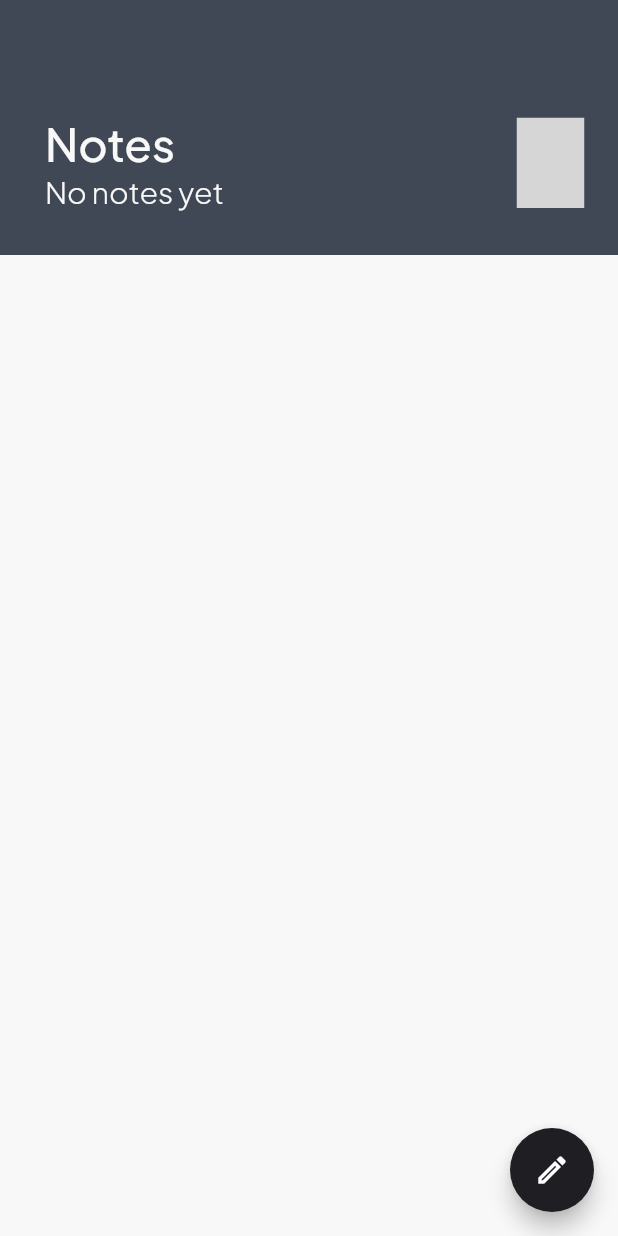
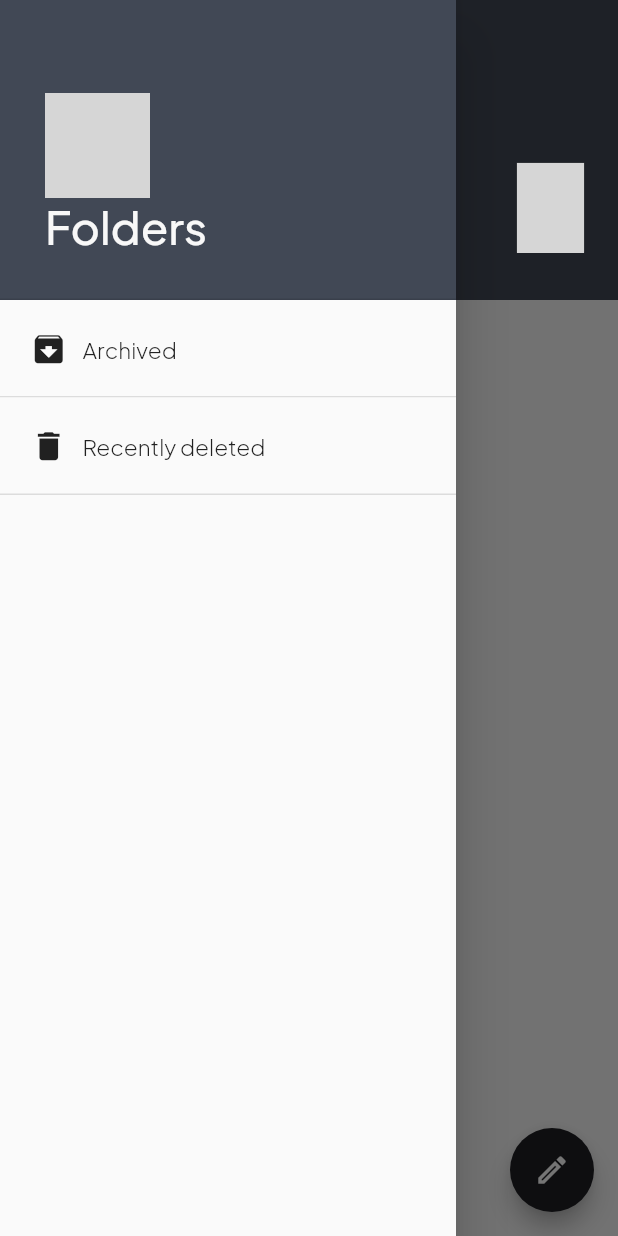
Before and after one commit to wakevro/my-notes-flutter, a Flutter app: the NotesView screen opened directly, with the side drawer open (before the commit the screen has no drawer), on a phone screen of 412 x 824 dp. Run offline on Flutter 3.47's test engine with Material 2 defaults, Android fonts, the light colour scheme and no system bars; our stand-ins replace bloc, cloud_firestore, equatable, firebase_auth, firebase_core, flutter_bloc and 4 more; accounts and stored records are empty; generated files the repository leaves out were written again; network calls fail; grey boxes are pictures that could not be loaded.

Commit message:
Create drawer to contain folders

```diff
--- a/lib/constants/dimensions.dart
+++ b/lib/constants/dimensions.dart
@@ -2,7 +2,7 @@ import 'package:flutter/material.dart';
 
 class Dimension {
   static const EdgeInsets bodyPadding =
-      EdgeInsets.only(left: 30, top: 40, right: 30, bottom: 30);
+      EdgeInsets.only(left: 30, top: 50, right: 30, bottom: 30);
 
   static const EdgeInsets itemPadding =
       EdgeInsets.only(left: 30, top: 15, right: 30, bottom: 15);
--- a/lib/constants/pallete.dart
+++ b/lib/constants/pallete.dart
@@ -6,5 +6,6 @@ class Pallete {
   static const Color darkMidColor = Color.fromRGBO(65, 72, 85, 1);
   static const Color accentColor = Color.fromRGBO(113, 159, 250, 1);
   static const Color whiteColor = Color.fromRGBO(248, 248, 248, 1);
-  static const Color testColor = Color.fromRGBO(13, 93, 50, 1);
+  static const Color redColor = Color.fromRGBO(221, 34, 34, 1);
+  static const Color purpleColor = Color.fromRGBO(102, 31, 143, 1);
 }
--- a/lib/constants/routes.dart
+++ b/lib/constants/routes.dart
@@ -1,3 +1,3 @@
-
-
 const createUpdateNoteRoute = "/notes/new-note";
+const archivedViewRoute = "/notes/archived";
+const deletedViewRoute = "/notes/deleted";
--- /dev/null
+++ b/lib/drawer_head.dart
@@ -0,0 +1,41 @@
+import 'package:flutter/material.dart';
+import 'package:mynotes/constants/dimensions.dart';
+import 'package:mynotes/constants/pallete.dart';
+import 'package:mynotes/constants/text_styling.dart';
+import 'package:mynotes/extensions/buildcontext/loc.dart';
+
+class DrawerHead extends StatefulWidget {
+  const DrawerHead({super.key});
+
+  @override
+  State<DrawerHead> createState() => _DrawerHeadState();
+}
+
+class _DrawerHeadState extends State<DrawerHead> {
+  @override
+  Widget build(BuildContext context) {
+    return Container(
+      color: Pallete.darkMidColor,
+      width: double.infinity,
+      height: 200,
+      padding: Dimension.bodyPadding.copyWith(),
+      margin: const EdgeInsets.only(bottom: 0),
+      child: Column(
+        crossAxisAlignment: CrossAxisAlignment.start,
+        mainAxisAlignment: MainAxisAlignment.end,
+        children: [
+          const Image(
+            image: AssetImage(
+              "assets/images/note.png",
+            ),
+            height: 70,
+          ),
+          Text(
+            context.loc.folders,
+            style: TStyle.heading1.copyWith(color: Pallete.whiteColor),
+          ),
+        ],
+      ),
+    );
+  }
+}
--- /dev/null
+++ b/lib/drawer_item.dart
@@ -0,0 +1,56 @@
+import 'package:flutter/material.dart';
+import 'package:mynotes/constants/text_styling.dart';
+
+
+String tag = "Drawer Item";
+
+class DrawerItem extends StatelessWidget {
+  final IconData iconData;
+  final String iconName;
+  final String route;
+
+  const DrawerItem({
+    super.key,
+    required this.iconData,
+    required this.iconName,
+    required this.route,
+  });
+
+  @override
+  Widget build(BuildContext context) {
+    return Material(
+      child: InkWell(
+        child: Column(
+          children: [
+            Container(
+              padding: const EdgeInsets.symmetric(horizontal: 20, vertical: 20),
+              child: Row(
+                children: [
+                  Icon(
+                    iconData,
+                    size: 25,
+                  ),
+                  const SizedBox(
+                    width: 10,
+                  ),
+                  Text(
+                    iconName,
+                    style: TStyle.bodyExtraSmall,
+                  ),
+                ],
+              ),
+            ),
+            const Divider(
+              thickness: 1,
+              height: 0,
+            ),
+          ],
+        ),
+        onTap: () {
+          // log(route, name: tag);
+          Navigator.of(context).pushNamed(route);
+        },
+      ),
+    );
+  }
+}
--- a/lib/l10n/intl_en.arb
+++ b/lib/l10n/intl_en.arb
@@ -15,6 +15,9 @@
     "share": "Share",
     "empty": "",
     "email": "E-mail",
+    "folders": "Folders",
+    "archived": "Archived",
+    "recently_deleted": "Recently deleted",
     "password": "Password",
     "start_typing_your_note": "Start typing your note",
     "delete_note_prompt": "Are you sure you want to delete this note?",
--- a/lib/l10n/intl_es.arb
+++ b/lib/l10n/intl_es.arb
@@ -13,6 +13,9 @@
     "restart": "Reiniciar",
     "share": "Compartir",
     "empty": "",
+    "folders": "Carpetas",
+    "archived": "Archivado",
+    "recently_deleted": "Eliminado recientemente",
     "welcome_back": "¡Bienvenido de nuevo!",
     "email": "Correo electrónico",
     "password": "Contraseña",
--- a/lib/main.dart
+++ b/lib/main.dart
@@ -4,8 +4,11 @@ import 'package:mynotes/constants/routes.dart';
 import 'package:mynotes/services/auth/bloc/auth_block.dart';
 import 'package:mynotes/services/auth/firebase_auth_provider.dart';
 import 'package:mynotes/views/home/home_view.dart';
+import 'package:mynotes/views/notes/archived_note_view.dart';
+
 import 'package:mynotes/views/notes/create_update_note_view.dart';
 import 'package:flutter_gen/gen_l10n/app_localizations.dart';
+import 'package:mynotes/views/notes/deleted_note_view.dart';
 
 const tag = "HomePage";
 
@@ -25,6 +28,8 @@ void main() {
       ),
       routes: {
         createUpdateNoteRoute: (context) => const CreateUpdateNoteView(),
+        archivedViewRoute: (context) => const ArchivedNoteView(),
+        deletedViewRoute: (context) => const DeletedNoteView()
       },
       debugShowCheckedModeBanner: false,
     ),
--- a/lib/services/cloud/cloud_note.dart
+++ b/lib/services/cloud/cloud_note.dart
@@ -7,22 +7,25 @@ class CloudNote {
   final String documentId;
   final String ownerUserId;
   final String text;
+  final bool archived;
+  final bool deleted;
 
   const CloudNote({
     required this.documentId,
     required this.ownerUserId,
     required this.text,
+    required this.archived,
+    required this.deleted,
   });
 
   CloudNote.fromSnapshot(QueryDocumentSnapshot<Map<String, dynamic>> snapshot)
       : documentId = snapshot.id,
         ownerUserId = snapshot.data()[ownerUserIdFieldName] as String,
-        text = snapshot.data()[textFieldName] as String;
+        text = snapshot.data()[textFieldName] as String,
+        archived = snapshot.data()[archivedFieldName] as bool,
+        deleted = snapshot.data()[deletedFieldName] as bool;
 
   @override
   String toString() =>
-      "Cloud note text: $text, documentId: $documentId, ownerUserId: $ownerUserId\n";
-
-
-
+      "Cloud note text: $text, archived: $archived, deleted: $deleted documentId: $documentId, ownerUserId: $ownerUserId\n";
 }
--- a/lib/services/cloud/cloud_storage_constants.dart
+++ b/lib/services/cloud/cloud_storage_constants.dart
@@ -1,2 +1,4 @@
 const ownerUserIdFieldName = "user_id";
 const textFieldName = "text";
+const archivedFieldName = "archived";
+const deletedFieldName = "deleted";
--- a/lib/services/cloud/firebase_cloud_storage.dart
+++ b/lib/services/cloud/firebase_cloud_storage.dart
@@ -25,12 +25,16 @@ class FirebaseCloudStorage {
     final document = await notes.add({
       ownerUserIdFieldName: ownerUserid,
       textFieldName: "",
+      archivedFieldName: false,
+      deletedFieldName: false,
     });
     final fetchedNote = await document.get();
     return CloudNote(
       documentId: fetchedNote.id,
       ownerUserId: ownerUserid,
       text: "",
+      archived: false,
+      deleted: false,
     );
   }
 
--- a/lib/views/authentication/login/login_view.dart
+++ b/lib/views/authentication/login/login_view.dart
@@ -165,7 +165,7 @@ class _LoginViewState extends State<LoginView> {
                 Center(
                   child: Column(
                     children: [
-                      GestureDetector(
+                      InkWell(
                         onTap: () {
                           log("Clicked on Login Button\nEmail: ${_email.text} \nPassword: ${_password.text}",
                               name: tag);
--- /dev/null
+++ b/lib/views/notes/archived_note_view.dart
@@ -0,0 +1,18 @@
+import 'package:flutter/material.dart';
+import 'package:mynotes/constants/pallete.dart';
+
+class ArchivedNoteView extends StatefulWidget {
+  const ArchivedNoteView({super.key});
+
+  @override
+  State<ArchivedNoteView> createState() => _ArchivedNoteViewState();
+}
+
+class _ArchivedNoteViewState extends State<ArchivedNoteView> {
+  @override
+  Widget build(BuildContext context) {
+    return const Scaffold(
+      backgroundColor: Pallete.accentColor,
+    );
+  }
+}
--- /dev/null
+++ b/lib/views/notes/deleted_note_view.dart
@@ -0,0 +1,18 @@
+import 'package:flutter/material.dart';
+import 'package:mynotes/constants/pallete.dart';
+
+class DeletedNoteView extends StatefulWidget {
+  const DeletedNoteView({super.key});
+
+  @override
+  State<DeletedNoteView> createState() => _DeletedNoteViewState();
+}
+
+class _DeletedNoteViewState extends State<DeletedNoteView> {
+  @override
+  Widget build(BuildContext context) {
+    return const Scaffold(
+      backgroundColor: Pallete.accentColor,
+    );
+  }
+}
--- a/lib/views/notes/notes_list_view.dart
+++ b/lib/views/notes/notes_list_view.dart
@@ -4,7 +4,6 @@ import 'package:flutter_slidable/flutter_slidable.dart';
 import 'package:mynotes/constants/dimensions.dart';
 import 'package:mynotes/constants/pallete.dart';
 import 'package:mynotes/constants/text_styling.dart';
-import 'package:mynotes/extensions/buildcontext/loc.dart';
 import 'package:mynotes/services/cloud/cloud_note.dart';
 import 'package:mynotes/utilities/dialog/delete_dialog.dart';
 import 'package:share_plus/share_plus.dart';
@@ -56,30 +55,27 @@ class ListItem extends StatelessWidget {
   Widget build(BuildContext context) {
     return GestureDetector(
       child: Slidable(
-        key: Key(context.loc.delete),
-        startActionPane: ActionPane(
+        key: UniqueKey(),
+        endActionPane: ActionPane(
           motion: const StretchMotion(),
           children: [
             SlidableAction(
               backgroundColor: Pallete.accentColor,
               icon: Icons.adaptive.share,
-              label: context.loc.share,
               onPressed: (context) {
                 Share.share(noteText);
               },
             ),
-          ],
-        ),
-        endActionPane: ActionPane(
-          motion: const StretchMotion(),
-          dismissible: DismissiblePane(
-            onDismissed: () => onDeleteNote(note),
-          ),
-          children: [
             SlidableAction(
-              backgroundColor: Pallete.darkColor,
+              backgroundColor: Pallete.purpleColor,
+              icon: Icons.archive,
+              onPressed: (context) {
+                Share.share(noteText);
+              },
+            ),
+            SlidableAction(
+              backgroundColor: Pallete.redColor,
               icon: Icons.delete,
-              label: context.loc.delete,
               onPressed: (context) async {
                 final shouldDelete = await showDeleteDialog(context);
                 if (shouldDelete) {
--- a/lib/views/notes/notes_view.dart
+++ b/lib/views/notes/notes_view.dart
@@ -7,6 +7,8 @@ import 'package:mynotes/constants/pallete.dart';
 import 'package:mynotes/constants/routes.dart';
 import 'package:flutter/material.dart';
 import 'package:mynotes/constants/text_styling.dart';
+import 'package:mynotes/drawer_head.dart';
+import 'package:mynotes/drawer_item.dart';
 import 'package:mynotes/extensions/buildcontext/loc.dart';
 import 'package:mynotes/services/auth/auth_service.dart';
 import 'package:mynotes/services/auth/bloc/auth_block.dart';
@@ -33,6 +35,8 @@ class NotesView extends StatefulWidget {
 }
 
 class _NotesViewState extends State<NotesView> {
+  final GlobalKey<ScaffoldState> _scaffoldKey = GlobalKey<ScaffoldState>();
+
   late final FirebaseCloudStorage _noteService;
   String get userEmail => AuthService.firebase().currentUser!.email;
   String get userId => AuthService.firebase().currentUser!.id;
@@ -48,6 +52,7 @@ class _NotesViewState extends State<NotesView> {
     bool isIos = Theme.of(context).platform == TargetPlatform.iOS;
     String savedUserEmail = userEmail;
     return Scaffold(
+      key: _scaffoldKey,
       floatingActionButton: FloatingActionButton(
         onPressed: () {
           Navigator.of(context).pushNamed(createUpdateNoteRoute);
@@ -56,17 +61,63 @@ class _NotesViewState extends State<NotesView> {
         child: const Icon(Icons.edit_outlined),
       ),
       backgroundColor: Pallete.whiteColor,
+      drawer: Drawer(
+        child: SingleChildScrollView(
+          child: Column(
+            children: [
+              const DrawerHead(),
+              Column(
+                children: [
+                  const Divider(
+                    thickness: 1,
+                    height: 0,
+                  ),
+                  DrawerItem(
+                    iconData: Icons.archive_rounded,
+                    iconName: context.loc.archived,
+                    route: archivedViewRoute,
+                  ),
+                  DrawerItem(
+                    iconData: Icons.delete,
+                    iconName: context.loc.recently_deleted,
+                    route: deletedViewRoute,
+                  ),
+                ],
+              )
+            ],
+          ),
+        ),
+      ),
       body: Column(
         children: [
           Container(
+            alignment: Alignment.bottomCenter,
             padding: Dimension.bodyPadding,
-            margin: const EdgeInsets.only(bottom: 0),
-            alignment: Alignment.bottomCenter,
-            height: 170,
+            height: 200,
             decoration: const BoxDecoration(
               color: Pallete.darkMidColor,
             ),
-            child: Row(
+            child: Column(
+              crossAxisAlignment: CrossAxisAlignment.start,
+              mainAxisAlignment: MainAxisAlignment.end,
+              children: [
+                InkWell(
+                  onTap: () {
+                    // SHOW DRAWER
+                    if (_scaffoldKey.currentState != null) {
+                      _scaffoldKey.currentState!.openDrawer();
+                    }
+                  },
+                  child: const Icon(
+                    Icons.menu,
+                    color: Pallete.whiteColor,
+                    size: 35,
+                  ),
+                ),
+                const SizedBox(
+                  height: 10,
+                ),
+                Row(
                   mainAxisAlignment: MainAxisAlignment.spaceBetween,
                   children: [
                     Column(
@@ -75,8 +126,8 @@ class _NotesViewState extends State<NotesView> {
                       children: [
                         Text(
                           context.loc.notes,
-                      style:
-                          TStyle.heading1.copyWith(color: Pallete.whiteColor),
+                          style: TStyle.heading1
+                              .copyWith(color: Pallete.whiteColor),
                         ),
                         StreamBuilder(
                             stream: _noteService
@@ -117,7 +168,8 @@ class _NotesViewState extends State<NotesView> {
                                     log("User clicked '$shouldLogout' for log out dialog",
                                         name: tag);
                                     if (shouldLogout) {
-                                  log("Starting to sign out.....", name: tag);
+                                      log("Starting to sign out.....",
+                                          name: tag);
                                       if (!mounted) return;
                                       context.read<AuthBloc>().add(
                                             const AuthEventLogOut(),
@@ -147,6 +199,8 @@ class _NotesViewState extends State<NotesView> {
                         ),
                       ],
                     )
+                  ],
+                ),
               ],
             ),
           ),
```
Lines whose indentation alone changed are shown as unchanged.
